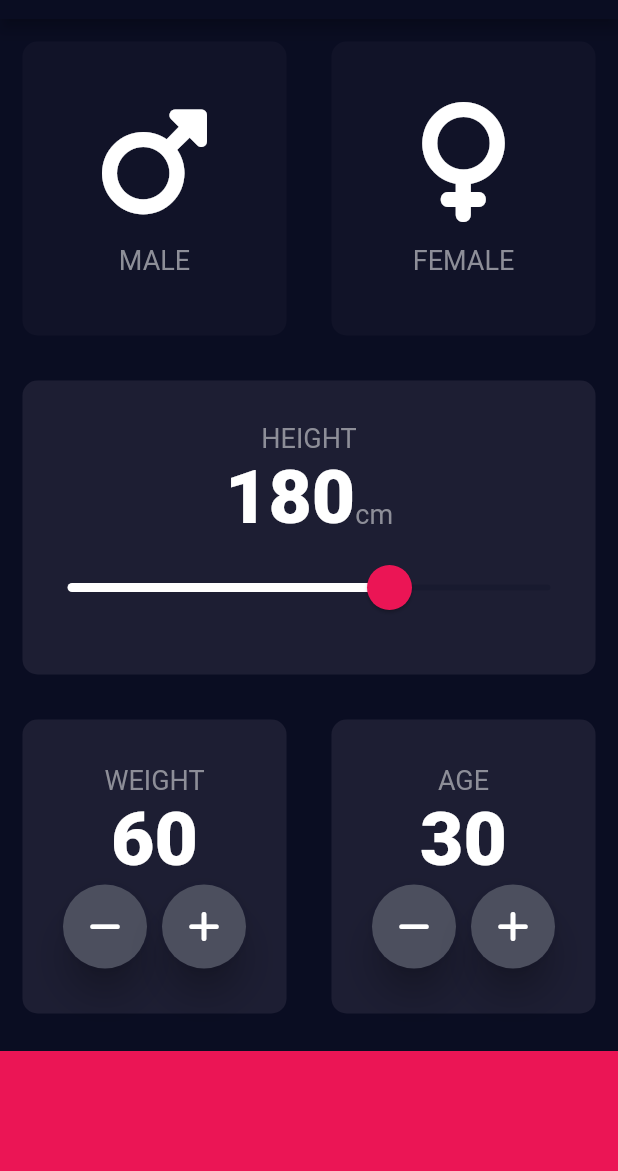
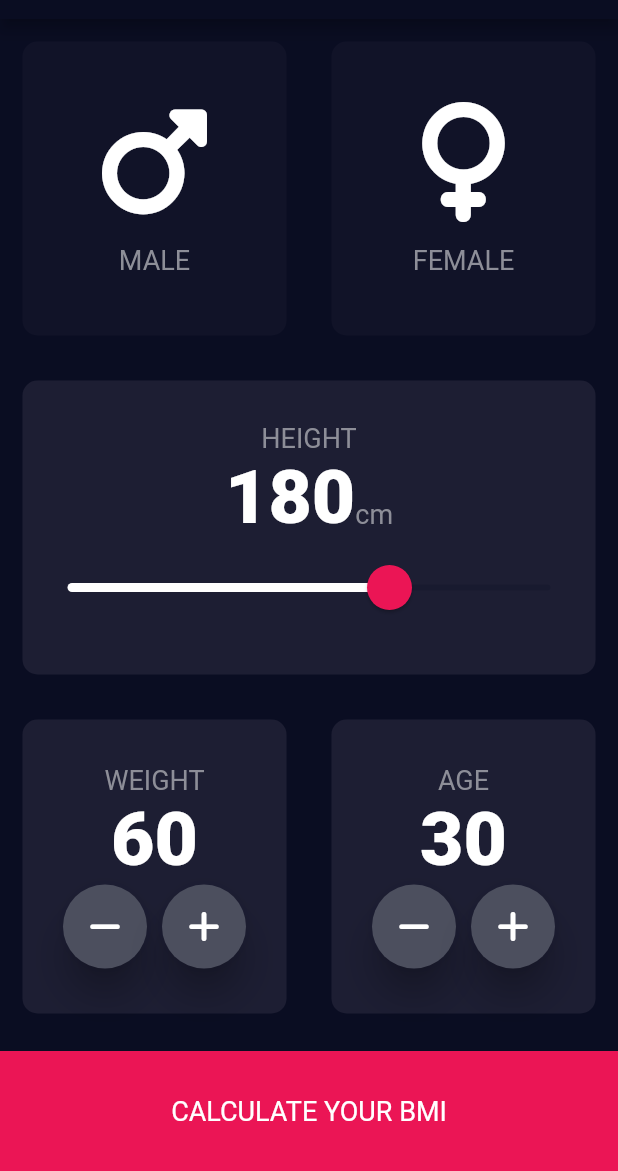
Before and after one commit to niladri60/BMICalculator, a Flutter app: the screen it shows after launch, on a phone screen of 412 x 824 dp, the part 65-1236 px from its top. Run offline on Flutter 3.47's test engine with Material 2 defaults, Android fonts, the phone set to English and light mode, and no system bars; our stand-ins replace font_awesome_flutter.

```diff
--- a/lib/input_page.dart
+++ b/lib/input_page.dart
@@ -1,8 +1,10 @@
+import 'package:bmi/results_page.dart';
 import 'package:flutter/material.dart';
 import 'package:font_awesome_flutter/font_awesome_flutter.dart';
 import 'reuseable_card.dart';
 import 'icon_content.dart';
 import 'constants.dart';
+import 'results_page.dart';
 
 enum Gender {
   male,
@@ -212,11 +214,23 @@ class _InputPageState extends State<InputPage> {
               ],
             ),
           ),
-          Container(
-            color: kbottomContainerColor,
-            margin: const EdgeInsets.only(top: 10.0),
-            width: double.infinity,
-            height: 80.0,
+          GestureDetector(
+            onTap: () {
+              Navigator.push(context,
+                  MaterialPageRoute(builder: (context) => ResultPage()));
+            },
+            child: Container(
+              child: Center(
+                child: Text(
+                  'CALCULATE YOUR BMI',
+                  style: TextStyle(color: Colors.white, fontSize: 18.0),
+                ),
+              ),
+              color: kbottomContainerColor,
+              margin: const EdgeInsets.only(top: 10.0),
+              width: double.infinity,
+              height: 80.0,
+            ),
           )
         ],
       ),
```
Also changed, not shown: lib/results_page.dart (added, +15 -0 lines).
